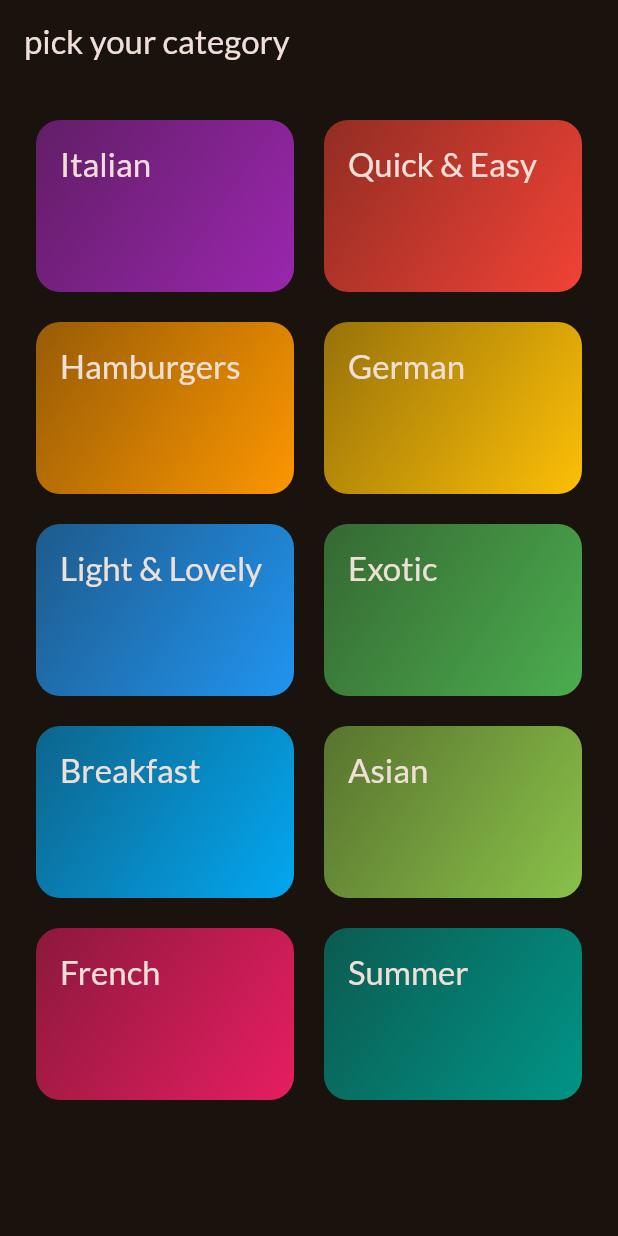
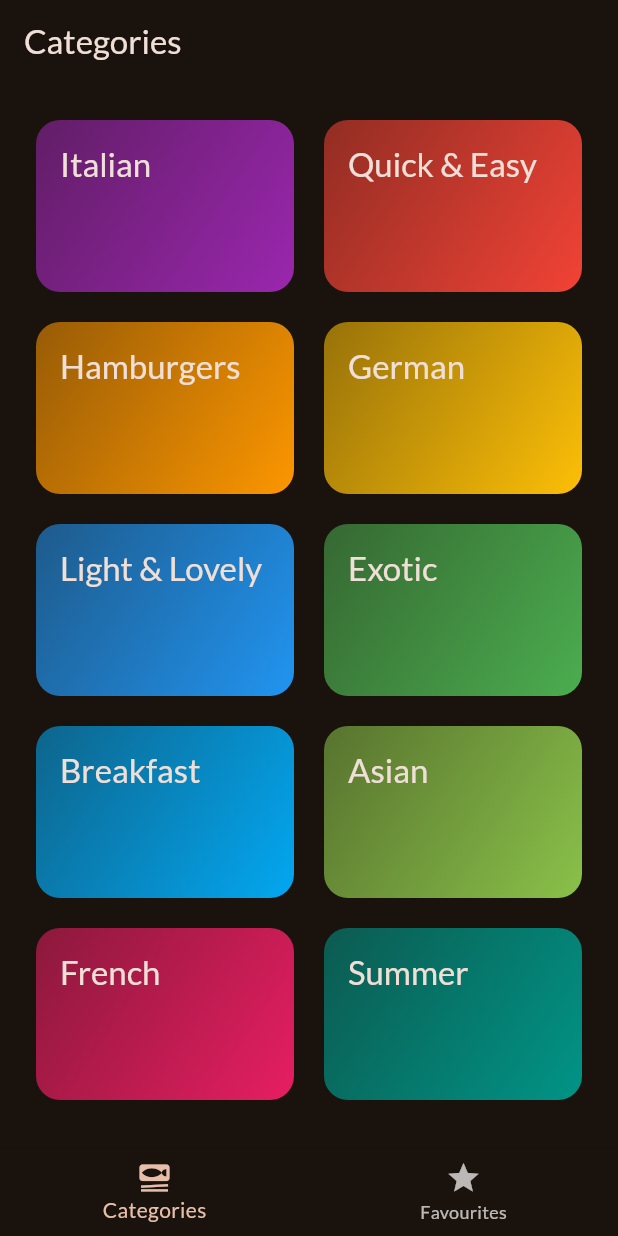
Before and after one commit to fredatabo/meals_app, a Flutter app: the screen it shows after launch, on a phone screen of 412 x 824 dp. Run offline on Flutter 3.47's test engine with Material 2 defaults, Android fonts, the phone set to English and light mode, and no system bars; our stand-ins replace google_fonts, transparent_image.

Commit message:
meal details screen improved, tab navigation also added to meal details screen

```diff
--- a/lib/main.dart
+++ b/lib/main.dart
@@ -2,6 +2,7 @@ import 'package:flutter/material.dart';
 
 import 'package:google_fonts/google_fonts.dart';
 import 'package:meal_app/screens/categories.dart';
+import 'package:meal_app/screens/tabs.dart';
 
 final theme = ThemeData(
   useMaterial3: true,
@@ -23,7 +24,7 @@ class App extends StatelessWidget {
   Widget build(BuildContext context) {
     return MaterialApp(
       theme: theme,
-      home: const CategoriesScreen(),
+      home: const TabsScreen(),
     );
   }
 }
--- a/lib/screens/categories.dart
+++ b/lib/screens/categories.dart
@@ -20,11 +20,7 @@ class CategoriesScreen extends StatelessWidget {
 
   @override
   Widget build(BuildContext context) {
-    return Scaffold(
-      appBar: AppBar(
-        title: const Text('pick your category'),
-      ),
-      body: GridView(
+    return  GridView(
         padding: const EdgeInsets.all(24),
         gridDelegate: const SliverGridDelegateWithFixedCrossAxisCount(
           crossAxisCount: 2,
@@ -41,7 +37,7 @@ class CategoriesScreen extends StatelessWidget {
                   _selectCategory(context, category);
                 }),
         ],
-      ),
-    );
+      );
+
   }
 }
--- /dev/null
+++ b/lib/screens/tabs.dart
@@ -0,0 +1,47 @@
+import 'package:flutter/material.dart';
+import 'package:meal_app/screens/categories.dart';
+import 'package:meal_app/screens/meals.dart';
+
+
+
+class TabsScreen extends StatefulWidget {
+  const TabsScreen({super.key});
+
+  @override
+  State<TabsScreen> createState() => _TabsScreenState();
+}
+
+class _TabsScreenState extends State<TabsScreen> {
+  int _selectedPageIndex = 0;
+
+void _selectPage(int index){
+  setState(() {
+    _selectedPageIndex = index;
+  });
+}
+
+  @override
+  Widget build(BuildContext context) {
+    Widget activePage = const CategoriesScreen();
+    var activePageTitle = "Categories";
+    if(_selectedPageIndex == 1){
+      activePage = MealsScreen(title: 'favourites', meals: []);
+      activePageTitle = "Your favourites";
+    }
+    return  Scaffold(
+      appBar: AppBar(
+        title:  Text(activePageTitle),
+      ),
+      body: activePage,
+      bottomNavigationBar: BottomNavigationBar(
+        onTap: _selectPage,
+        currentIndex: _selectedPageIndex,
+        items: const [
+          BottomNavigationBarItem(icon: Icon(Icons.set_meal), label: 'Categories'),
+          BottomNavigationBarItem(icon: Icon(Icons.star), label: 'Favourites'),
+
+        ],
+        ),
+    );
+  }
+}
```
Also changed, not shown: lib/screens/meal_details.dart (+47 -5 lines).
